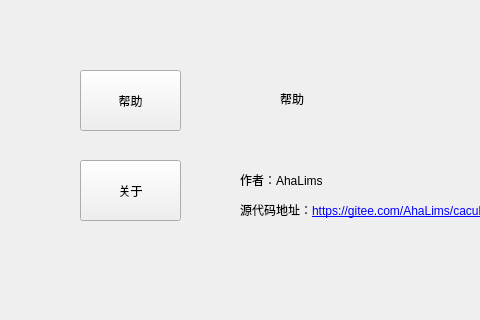
The window that caculator(with qt gui)/caculator(with qt gui)/help_window.ui (AhaLims/calculator) describes before a commit, drawn with Qt 5; both pictures show x 0 to 480 and y 0 to 320 of the 951 by 857 pixel window.
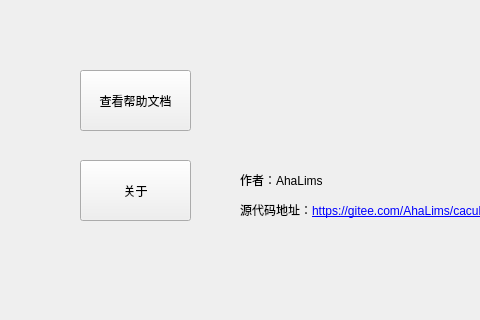
The same window after the commit. Icons and pictures are not drawn.

The edit to the form file:
```diff
--- a/caculator(with qt gui)/caculator(with qt gui)/help_window.ui
+++ b/caculator(with qt gui)/caculator(with qt gui)/help_window.ui
@@ -21,12 +21,12 @@
     <rect>
      <x>80</x>
      <y>70</y>
-     <width>101</width>
+     <width>111</width>
      <height>61</height>
     </rect>
    </property>
    <property name="text">
-    <string>帮助</string>
+    <string>查看帮助文档</string>
    </property>
   </widget>
   <widget class="QPushButton" name="about_button">
@@ -34,7 +34,7 @@
     <rect>
      <x>80</x>
      <y>160</y>
-     <width>101</width>
+     <width>111</width>
      <height>61</height>
     </rect>
    </property>
@@ -42,19 +42,6 @@
     <string>关于</string>
    </property>
   </widget>
-  <widget class="QLabel" name="help_label">
-   <property name="geometry">
-    <rect>
-     <x>280</x>
-     <y>90</y>
-     <width>72</width>
-     <height>15</height>
-    </rect>
-   </property>
-   <property name="text">
-    <string>&lt;html&gt;&lt;head/&gt;&lt;body&gt;&lt;p&gt;帮助&lt;/p&gt;&lt;/body&gt;&lt;/html&gt;</string>
-   </property>
-  </widget>
   <widget class="QLabel" name="about_label">
    <property name="geometry">
     <rect>
```
